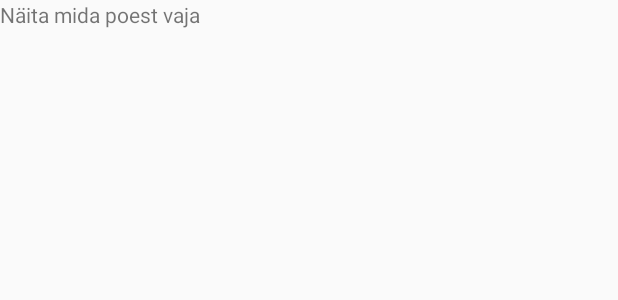
After one commit to Samolberg/CookingApp, an Android app: the layout activity_shopping_list.xml on its own in the app's theme, with its tools: preview values and no code run, on a phone screen of 412 x 824 dp. The commit adds this screen. Shown: the top 300 px of the screen. Run offline under Robolectric (Android 15) with nearby library versions, the phone set to English and light mode, and no system bars.

Commit message:
Added more ingredients and shoppinglist activity

```diff
--- a/app/src/main/AndroidManifest.xml
+++ b/app/src/main/AndroidManifest.xml
@@ -2,7 +2,7 @@
 <manifest xmlns:android="http://schemas.android.com/apk/res/android"
     package="com.example.cookingapp">
 
-    <uses-permission android:name="android.permission.INTERNET"></uses-permission>
+    <uses-permission android:name="android.permission.INTERNET" />
 
     <application
         android:allowBackup="true"
@@ -11,7 +11,8 @@
         android:roundIcon="@mipmap/ic_launcher_round"
         android:supportsRtl="true"
         android:theme="@style/AppTheme">
-        <activity android:name=".RecipieActivity"></activity>
+        <activity android:name=".ShoppingListActivity"></activity>
+        <activity android:name=".RecipieActivity" />
         <activity android:name=".SecondActivity" />
         <activity android:name=".MainActivity">
             <intent-filter>
--- /dev/null
+++ b/app/src/main/res/layout/activity_shopping_list.xml
@@ -0,0 +1,20 @@
+<?xml version="1.0" encoding="utf-8"?>
+<androidx.core.widget.NestedScrollView xmlns:android="http://schemas.android.com/apk/res/android"
+    xmlns:app="http://schemas.android.com/apk/res-auto"
+    xmlns:tools="http://schemas.android.com/tools"
+    android:layout_width="match_parent"
+    android:layout_height="match_parent"
+    tools:context=".ShoppingListActivity">
+
+    <TextView
+        android:id="@+id/shoppingListView"
+        android:layout_width="wrap_content"
+        android:layout_height="wrap_content"
+        android:text="@string/shopping"
+        app:layout_constraintEnd_toEndOf="parent"
+        app:layout_constraintStart_toStartOf="parent"
+        app:layout_constraintTop_toBottomOf="parent">
+
+    </TextView>
+
+</androidx.core.widget.NestedScrollView>
--- a/app/src/main/res/values/strings.xml
+++ b/app/src/main/res/values/strings.xml
@@ -3,6 +3,11 @@
     <string name="ingredientsWelcome">Ingredients list</string>
     <string name="chicken">Kana</string>
     <string name="meat">Liha</string>
+    <string name="feta">Feta</string>
+    <string name="tomato">Tomat</string>
+    <string name="carrot">Porgand</string>
+    <string name="potato">Kartul</string>
     <string name="calculate">Näita mida süüa teen</string>
+    <string name="shopping">Näita mida poest vaja</string>
     <string name="guide">juhend</string>
 </resources>
```
Also changed, not shown: app/src/main/assets/Recipe.json (added, +11 -0 lines), app/src/main/java/com/example/cookingapp/RecipieActivity.java (+10 -0 lines), app/src/main/java/com/example/cookingapp/SecondActivity.java (+12 -0 lines), app/src/main/java/com/example/cookingapp/ShoppingListActivity.java (added, +14 -0 lines), app/src/main/res/layout/activity_recipie.xml (+10 -0 lines), app/src/main/res/layout/activity_second.xml (+72 -0 lines).
